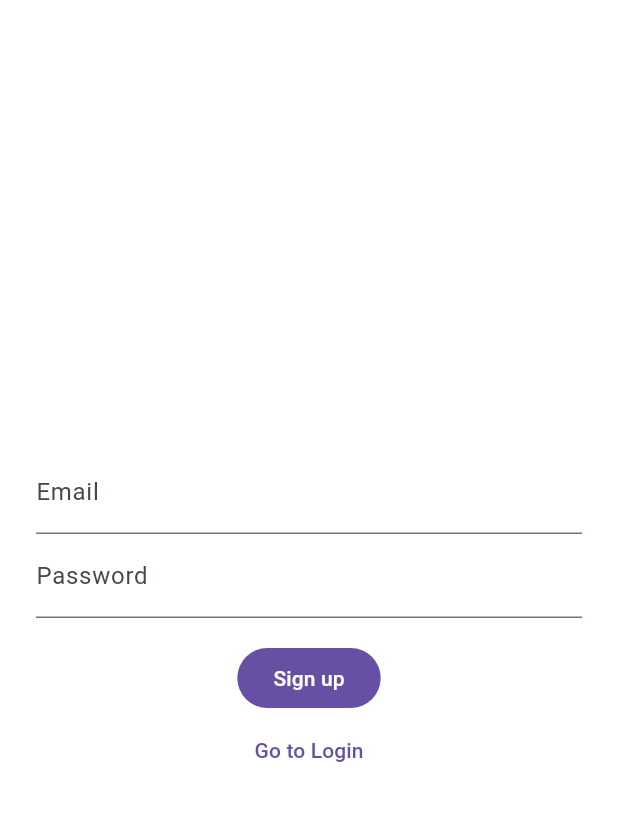
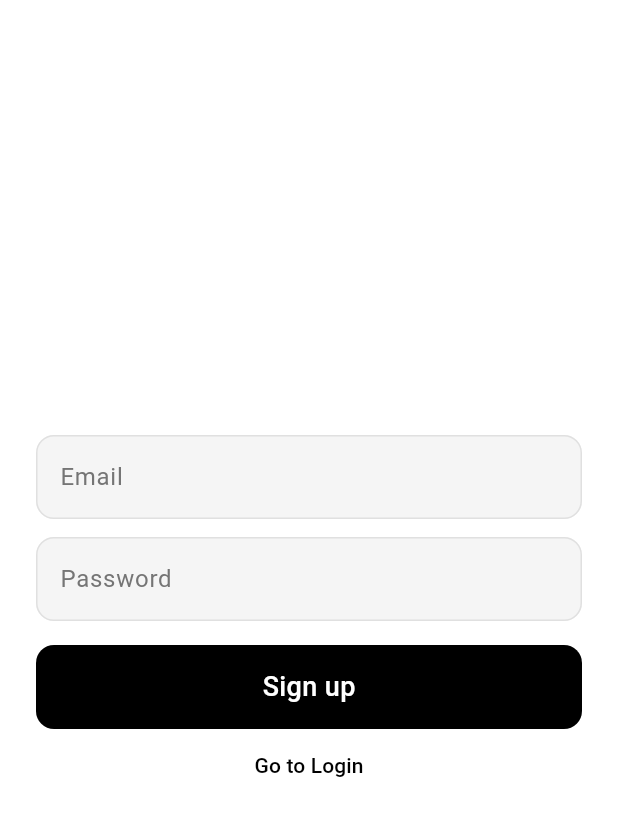
Before and after one commit to cskime/moodtracker, a Flutter app: the screen it shows after launch, after a tap on "Login", after a tap on "Go to Sign up", on a phone screen of 412 x 824 dp. Shown: the top 816 px of the screen. Run offline on Flutter 3.47's test engine with Material 3 defaults, Android fonts, the phone set to English and light mode, and no system bars; our stand-ins replace cloud_firestore, firebase_auth, firebase_core, flutter_riverpod, font_awesome_flutter, go_router and 1 more; accounts and stored records are empty; generated files the repository leaves out were written again; network calls fail.

Commit message:
impl: sign in, sign up design 수정

```diff
--- a/lib/features/authentication/views/login_screen.dart
+++ b/lib/features/authentication/views/login_screen.dart
@@ -61,10 +61,9 @@ class _LoginScreenState extends ConsumerState<LoginScreen> {
                   emailValidator: _viewModel.validateEmail,
                   passwordController: passwordController,
                   passwordValidator: _viewModel.validatePassword,
+                  submitTitle: "Login",
                   onSubmitPressed: state.isLoading ? null : _onLoginPressed,
-                  submitChild: state.isLoading
-                      ? const CircularProgressIndicator.adaptive()
-                      : const Text("Login"),
+                  loading: state.isLoading,
                 ),
                 if (!state.isLoading && state.hasError)
                   Padding(
@@ -77,7 +76,12 @@ class _LoginScreenState extends ConsumerState<LoginScreen> {
                   ),
                 TextButton(
                   onPressed: _goToSignUpPressed,
-                  child: const Text("Go to Sign up"),
+                  child: const Text(
+                    "Go to Sign up",
+                    style: TextStyle(
+                      color: Colors.black,
+                    ),
+                  ),
                 ),
               ],
             ),
--- a/lib/features/authentication/views/sign_up_screen.dart
+++ b/lib/features/authentication/views/sign_up_screen.dart
@@ -56,10 +56,9 @@ class _SignUpScreenState extends ConsumerState<SignUpScreen> {
                   emailValidator: _viewModel.validateEmail,
                   passwordController: passwordController,
                   passwordValidator: _viewModel.validatePassword,
+                  submitTitle: "Sign up",
                   onSubmitPressed: state.isLoading ? null : _onSignUpPressed,
-                  submitChild: state.isLoading
-                      ? const CircularProgressIndicator.adaptive()
-                      : const Text("Sign up"),
+                  loading: state.isLoading,
                 ),
                 if (!state.isLoading && state.hasError)
                   Padding(
@@ -72,7 +71,12 @@ class _SignUpScreenState extends ConsumerState<SignUpScreen> {
                   ),
                 TextButton(
                   onPressed: () => _goToLoginPressed(context),
-                  child: const Text("Go to Login"),
+                  child: const Text(
+                    "Go to Login",
+                    style: TextStyle(
+                      color: Colors.black,
+                    ),
+                  ),
                 ),
               ],
             ),
--- /dev/null
+++ b/lib/features/authentication/views/widgets/custom_text_form_field.dart
@@ -0,0 +1,39 @@
+import 'package:flutter/material.dart';
+
+class CustomTextFormField extends StatelessWidget {
+  const CustomTextFormField({
+    super.key,
+    required this.controller,
+    required this.validator,
+    required this.hintText,
+    this.obscureText = false,
+  });
+
+  final TextEditingController controller;
+  final String? Function(String? text) validator;
+  final String hintText;
+  final bool obscureText;
+
+  @override
+  Widget build(BuildContext context) {
+    final inputBorder = OutlineInputBorder(
+      borderRadius: BorderRadius.circular(12),
+      borderSide: BorderSide(color: Colors.grey.shade300),
+    );
+    return TextFormField(
+      controller: controller,
+      validator: validator,
+      obscureText: obscureText,
+      decoration: InputDecoration(
+        // hintText: hintText,
+        labelText: hintText,
+        labelStyle: TextStyle(color: Colors.grey.shade600),
+        floatingLabelBehavior: FloatingLabelBehavior.auto,
+        filled: true,
+        fillColor: Colors.grey.shade100,
+        enabledBorder: inputBorder,
+        focusedBorder: inputBorder,
+      ),
+    );
+  }
+}
--- a/lib/features/authentication/views/widgets/email_password_form.dart
+++ b/lib/features/authentication/views/widgets/email_password_form.dart
@@ -1,4 +1,6 @@
 import 'package:flutter/material.dart';
+import 'package:moodtracker/features/authentication/views/widgets/custom_text_form_field.dart';
+import 'package:moodtracker/features/authentication/views/widgets/form_button.dart';
 
 class EmailPasswordForm extends StatelessWidget {
   const EmailPasswordForm({
@@ -9,8 +11,9 @@ class EmailPasswordForm extends StatelessWidget {
     required this.passwordController,
     this.passwordLabelText = "Password",
     required this.passwordValidator,
+    required this.submitTitle,
     this.onSubmitPressed,
-    required this.submitChild,
+    required this.loading,
   });
 
   final TextEditingController emailController;
@@ -21,8 +24,9 @@ class EmailPasswordForm extends StatelessWidget {
   final String passwordLabelText;
   final String? Function(String? password) passwordValidator;
 
+  final String submitTitle;
   final void Function(String email, String password)? onSubmitPressed;
-  final Widget submitChild;
+  final bool loading;
 
   @override
   Widget build(BuildContext context) {
@@ -30,32 +34,26 @@ class EmailPasswordForm extends StatelessWidget {
       child: Column(
         mainAxisSize: MainAxisSize.min,
         children: [
-          TextFormField(
+          CustomTextFormField(
             controller: emailController,
             validator: emailValidator,
-            decoration: InputDecoration(
-              hintText: emailLabelText,
-              labelText: emailLabelText,
-              floatingLabelBehavior: FloatingLabelBehavior.auto,
-            ),
+            hintText: emailLabelText,
           ),
-          TextFormField(
+          const SizedBox(height: 12),
+          CustomTextFormField(
             controller: passwordController,
             validator: passwordValidator,
+            hintText: passwordLabelText,
             obscureText: true,
-            decoration: InputDecoration(
-              hintText: passwordLabelText,
-              labelText: passwordLabelText,
-              floatingLabelBehavior: FloatingLabelBehavior.auto,
-            ),
           ),
           const SizedBox(height: 16),
-          FilledButton(
+          FormButton(
+            title: submitTitle,
+            loading: loading,
             onPressed: () => onSubmitPressed?.call(
               emailController.text,
               passwordController.text,
             ),
-            child: submitChild,
           ),
         ],
       ),
--- /dev/null
+++ b/lib/features/authentication/views/widgets/form_button.dart
@@ -0,0 +1,70 @@
+import 'package:flutter/material.dart';
+
+class FormButton extends StatefulWidget {
+  const FormButton({
+    super.key,
+    required this.title,
+    required this.loading,
+    this.onPressed,
+  });
+
+  final String title;
+  final bool loading;
+  final void Function()? onPressed;
+
+  @override
+  State<FormButton> createState() => _SubmitButtonState();
+}
+
+class _SubmitButtonState extends State<FormButton> {
+  var _highlighted = false;
+
+  void _onTapUp(TapUpDetails details) {
+    setState(() {
+      _highlighted = false;
+    });
+  }
+
+  void _onTapDown(TapDownDetails details) {
+    setState(() {
+      _highlighted = true;
+    });
+  }
+
+  void _onTapCancel() {
+    _highlighted = false;
+  }
+
+  @override
+  Widget build(BuildContext context) {
+    return GestureDetector(
+      onTap: widget.onPressed,
+      onTapUp: _onTapUp,
+      onTapDown: _onTapDown,
+      onTapCancel: _onTapCancel,
+      child: Opacity(
+        opacity: _highlighted ? 0.5 : 1,
+        child: Container(
+          width: double.infinity,
+          height: 56,
+          decoration: BoxDecoration(
+            color: widget.onPressed == null ? Colors.grey : Colors.black,
+            borderRadius: BorderRadius.circular(12),
+          ),
+          child: Center(
+            child: widget.loading
+                ? const CircularProgressIndicator.adaptive()
+                : Text(
+                    widget.title,
+                    style: const TextStyle(
+                      color: Colors.white,
+                      fontSize: 18,
+                      fontWeight: FontWeight.w500,
+                    ),
+                  ),
+          ),
+        ),
+      ),
+    );
+  }
+}
--- a/lib/features/post/views/widgets/calendar/calendar_day_list_item.dart
+++ b/lib/features/post/views/widgets/calendar/calendar_day_list_item.dart
@@ -3,7 +3,7 @@ import 'package:flutter/material.dart';
 import 'package:font_awesome_flutter/font_awesome_flutter.dart';
 import 'package:moodtracker/features/post/models/emotion.dart';
 import 'package:moodtracker/features/post/models/post.dart';
-import 'package:moodtracker/features/post/views/widgets/write/description_box.dart';
+import 'package:moodtracker/features/post/views/widgets/description_box.dart';
 
 class CalendarDayListItem extends StatelessWidget {
   const CalendarDayListItem({
--- a/lib/features/post/views/widgets/write/emotion_description_input.dart
+++ b/lib/features/post/views/widgets/write/emotion_description_input.dart
@@ -1,5 +1,5 @@
 import 'package:flutter/material.dart';
-import 'package:moodtracker/features/post/views/widgets/write/description_box.dart';
+import 'package:moodtracker/features/post/views/widgets/description_box.dart';
 
 class EmotionDescriptionInput extends StatefulWidget {
   const EmotionDescriptionInput({
--- a/lib/routers/router.dart
+++ b/lib/routers/router.dart
@@ -12,9 +12,6 @@ final routerProvider = Provider(
     initialLocation: WriteScreen.routeUrl,
     redirect: (context, state) {
       final loggedIn = ref.read(authRepositoryProvider).loggedIn;
-
-      print(loggedIn);
-      print(state.fullPath);
 
       if (!loggedIn &&
           state.fullPath != LoginScreen.routeUrl &&
```
Also changed, not shown: lib/features/post/views/widgets/description_box.dart (renamed from lib/features/post/views/widgets/write/description_box.dart).
